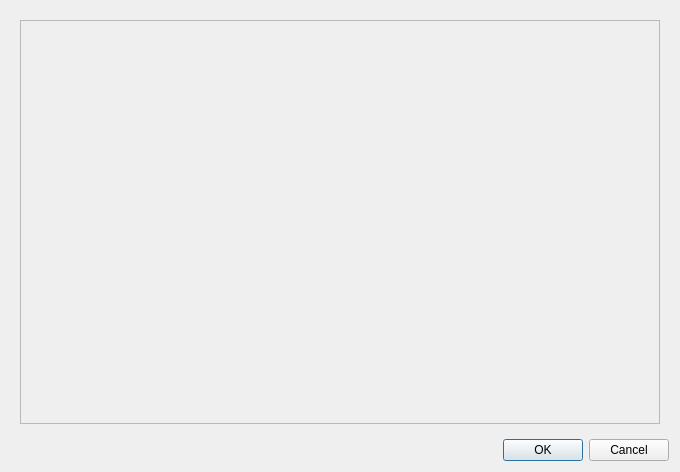
Above: spinetoolbox/project_items/exporter/ui/parameter_index_settings_window.ui from spine-tools/Spine-Toolbox before the change. Below: the same form after it.
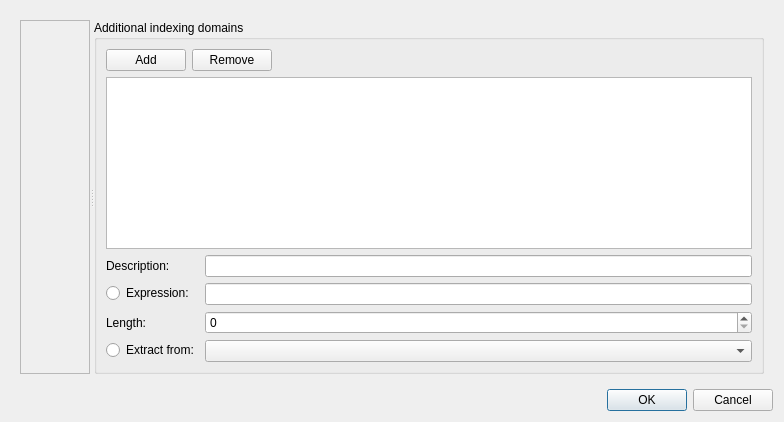
That is the form after the change.

```diff
--- a/spinetoolbox/project_items/exporter/ui/parameter_index_settings_window.ui
+++ b/spinetoolbox/project_items/exporter/ui/parameter_index_settings_window.ui
@@ -21,38 +21,136 @@
    <rect>
     <x>0</x>
     <y>0</y>
-    <width>680</width>
-    <height>472</height>
+    <width>784</width>
+    <height>422</height>
    </rect>
   </property>
   <property name="windowTitle">
    <string>Gdx Parameter Indexing Settings</string>
   </property>
-  <layout class="QVBoxLayout" name="verticalLayout">
+  <layout class="QVBoxLayout" name="verticalLayout_2">
    <item>
     <widget class="QStackedWidget" name="widget_stack">
      <property name="currentIndex">
       <number>0</number>
      </property>
      <widget class="QWidget" name="settings_page">
-      <layout class="QVBoxLayout" name="verticalLayout_2">
+      <layout class="QHBoxLayout" name="horizontalLayout_2">
        <item>
-        <widget class="QScrollArea" name="settings_area">
-         <property name="widgetResizable">
-          <bool>true</bool>
+        <widget class="QSplitter" name="splitter">
+         <property name="orientation">
+          <enum>Qt::Horizontal</enum>
          </property>
-         <widget class="QWidget" name="settings_area_contents">
-          <property name="geometry">
-           <rect>
-            <x>0</x>
-            <y>0</y>
-            <width>642</width>
-            <height>405</height>
-           </rect>
+         <widget class="QScrollArea" name="settings_area">
+          <property name="widgetResizable">
+           <bool>true</bool>
           </property>
-          <layout class="QVBoxLayout" name="verticalLayout_3">
+          <widget class="QWidget" name="settings_area_contents">
+           <property name="geometry">
+            <rect>
+             <x>0</x>
+             <y>0</y>
+             <width>69</width>
+             <height>355</height>
+            </rect>
+           </property>
+           <layout class="QVBoxLayout" name="verticalLayout_3">
+            <item>
+             <layout class="QVBoxLayout" name="settings_area_layout"/>
+            </item>
+           </layout>
+          </widget>
+         </widget>
+         <widget class="QGroupBox" name="additiona_indexing_box">
+          <property name="title">
+           <string>Additional indexing domains</string>
+          </property>
+          <layout class="QVBoxLayout" name="verticalLayout_5">
            <item>
-            <layout class="QVBoxLayout" name="settings_area_layout"/>
+            <layout class="QVBoxLayout" name="verticalLayout">
+             <item>
+              <layout class="QHBoxLayout" name="horizontalLayout_3">
+               <item>
+                <widget class="QPushButton" name="add_domain_button">
+                 <property name="text">
+                  <string>Add</string>
+                 </property>
+                </widget>
+               </item>
+               <item>
+                <widget class="QPushButton" name="remove_domain_button">
+                 <property name="text">
+                  <string>Remove</string>
+                 </property>
+                </widget>
+               </item>
+               <item>
+                <spacer name="horizontalSpacer_3">
+                 <property name="orientation">
+                  <enum>Qt::Horizontal</enum>
+                 </property>
+                 <property name="sizeHint" stdset="0">
+                  <size>
+                   <width>40</width>
+                   <height>20</height>
+                  </size>
+                 </property>
+                </spacer>
+               </item>
+              </layout>
+             </item>
+             <item>
+              <widget class="QListView" name="additional_domains_list_view">
+               <property name="selectionMode">
+                <enum>QAbstractItemView::ExtendedSelection</enum>
+               </property>
+              </widget>
+             </item>
+            </layout>
+           </item>
+           <item>
+            <layout class="QFormLayout" name="formLayout">
+             <item row="0" column="0">
+              <widget class="QLabel" name="label_2">
+               <property name="text">
+                <string>Description:</string>
+               </property>
+              </widget>
+             </item>
+             <item row="0" column="1">
+              <widget class="QLineEdit" name="description_edit"/>
+             </item>
+             <item row="1" column="0">
+              <widget class="QRadioButton" name="use_expression_radio_button">
+               <property name="text">
+                <string>Expression:</string>
+               </property>
+              </widget>
+             </item>
+             <item row="1" column="1">
+              <widget class="QLineEdit" name="expression_edit"/>
+             </item>
+             <item row="3" column="0">
+              <widget class="QRadioButton" name="extract_from_radio_button">
+               <property name="text">
+                <string>Extract from:</string>
+               </property>
+              </widget>
+             </item>
+             <item row="3" column="1">
+              <widget class="QComboBox" name="extract_from_combo_box"/>
+             </item>
+             <item row="2" column="0">
+              <widget class="QLabel" name="label_3">
+               <property name="text">
+                <string>Length:</string>
+               </property>
+              </widget>
+             </item>
+             <item row="2" column="1">
+              <widget class="QSpinBox" name="length_spin_box"/>
+             </item>
+            </layout>
            </item>
           </layout>
          </widget>
```
Left out of the diff: 2 changed lines with no effect on the pictures.
